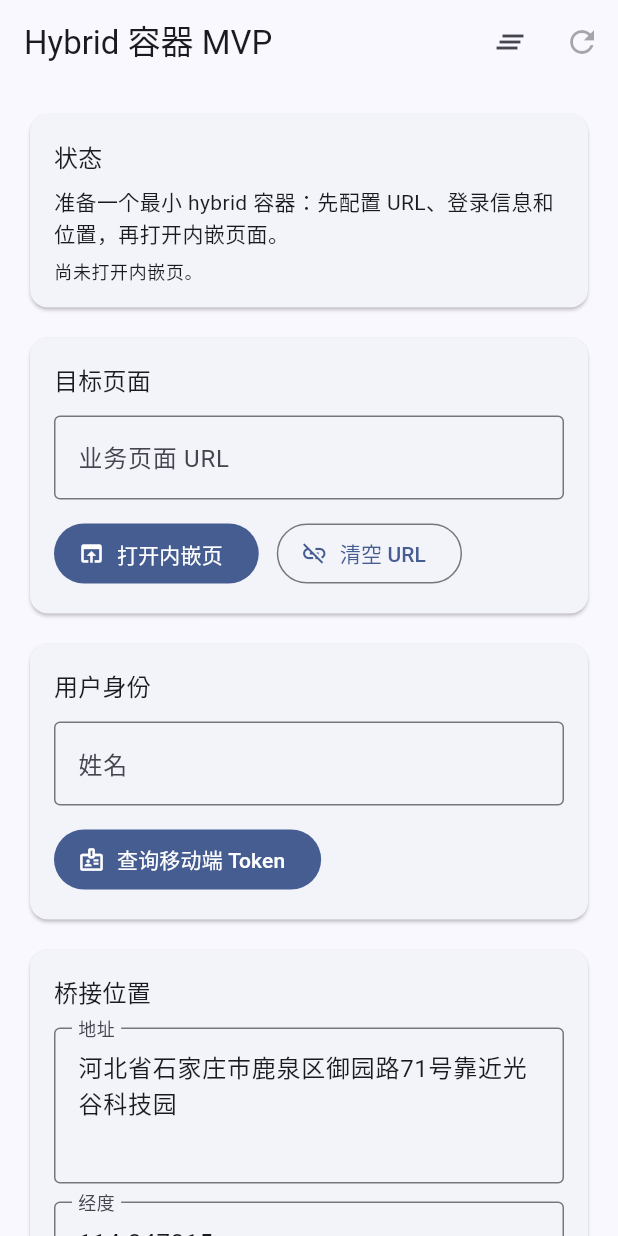
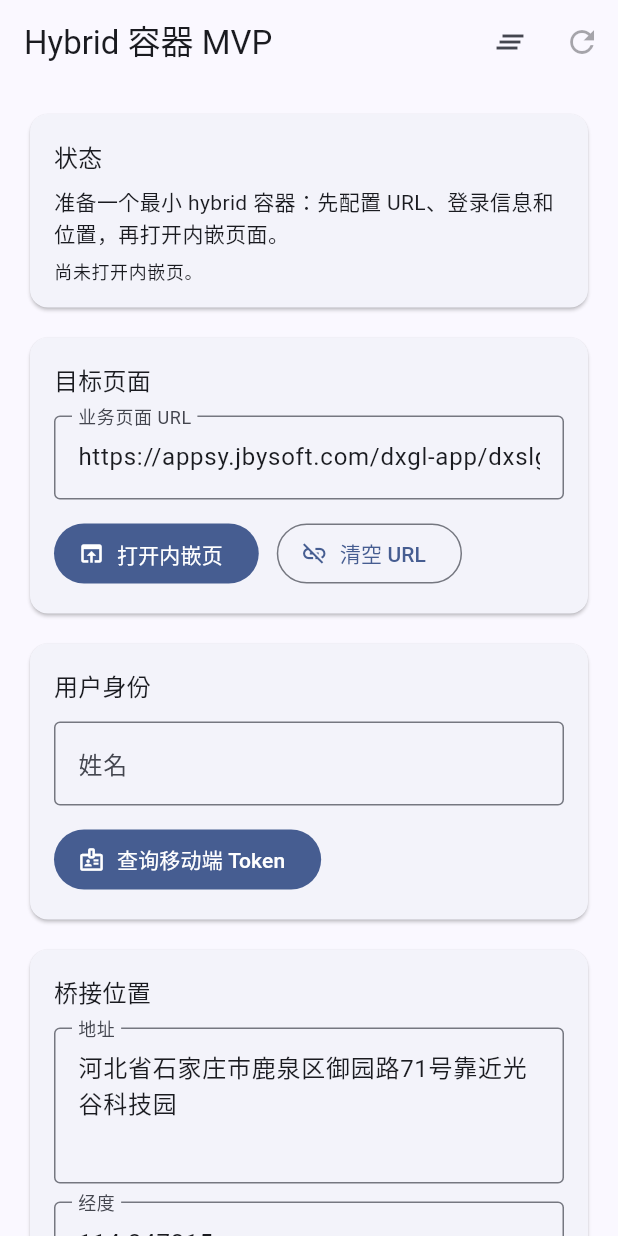
Before and after one commit to xiaoguan521/bbtotal, a Flutter app: the screen it shows after launch, on a phone screen of 412 x 824 dp. Run offline on Flutter 3.47's test engine with Material 3 defaults, Android fonts, the phone set to English and light mode, and no system bars; our stand-ins replace geolocator, permission_handler; missing offline and left inert: flutter_inappwebview; accounts and stored records are empty.

Commit message:
默认地址

```diff
--- a/lib/pages/hybrid_checkin_page.dart
+++ b/lib/pages/hybrid_checkin_page.dart
@@ -23,7 +23,10 @@ class HybridCheckInPage extends StatefulWidget {
 }
 
 class _HybridCheckInPageState extends State<HybridCheckInPage> {
-  late final TextEditingController _targetUrlController = TextEditingController();
+  late final TextEditingController _targetUrlController = TextEditingController(
+    text:
+        'https://appsy.jbysoft.com/dxgl-app/dxslgl/#/dxslglComp/dxslglfq/index',
+  );
   late final TextEditingController _usernameController = TextEditingController();
   late final TextEditingController _addressController =
       TextEditingController(text: '河北省石家庄市鹿泉区御园路71号靠近光谷科技园');
@@ -505,7 +508,8 @@ class _HybridCheckInPageState extends State<HybridCheckInPage> {
                     keyboardType: TextInputType.url,
                     decoration: const InputDecoration(
                       labelText: '业务页面 URL',
-                      hintText: 'https://example.com/app/#/checkin',
+                      hintText:
+                          'https://appsy.jbysoft.com/dxgl-app/dxslgl/#/dxslglComp/dxslglfq/index',
                       border: OutlineInputBorder(),
                     ),
                   ),
```
